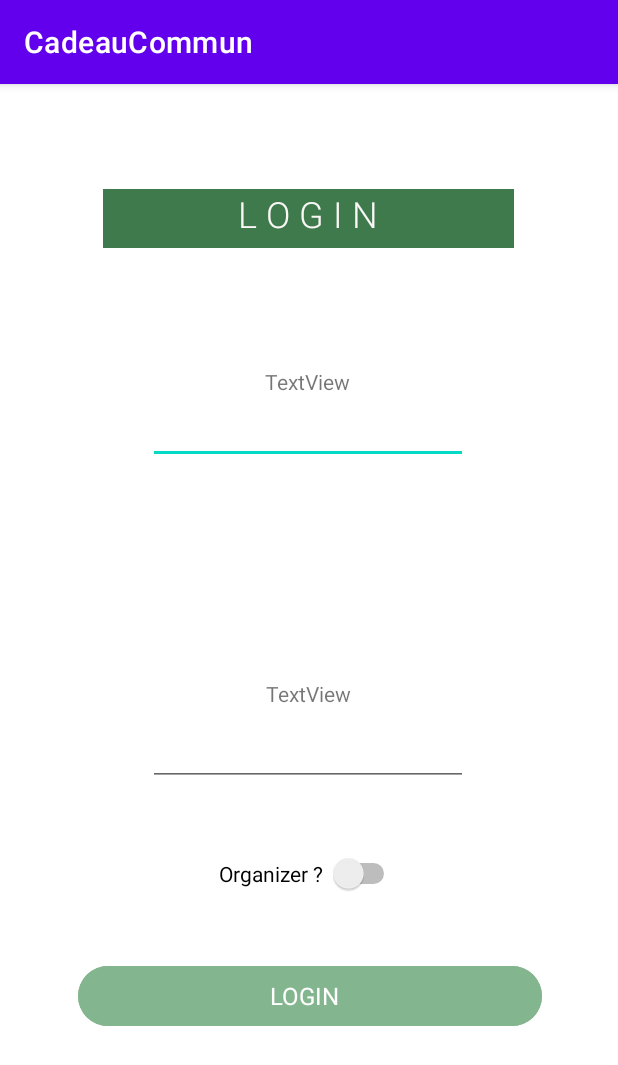
After one commit to DaydreamerBECZ/CadeauCommun, an Android app: the loginActivity screen opened directly, with no data from a screen before it, on a phone screen of 412 x 824 dp. The commit adds this screen. Shown: the top 1065 px of the screen. Run offline under Robolectric (Android 15) with nearby library versions, the phone set to English and light mode, and no system bars.

Commit message:
esti d'erreur du caliss, j'va tout casser esti

```diff
--- a/CadeauCommun/app/src/main/AndroidManifest.xml
+++ b/CadeauCommun/app/src/main/AndroidManifest.xml
@@ -10,10 +10,16 @@
         android:supportsRtl="true"
         android:theme="@style/Theme.CadeauCommun">
         <activity
+            android:name=".loginActivity"
+            android:exported="false" />
+        <activity
             android:name=".RegisterActivity"
             android:exported="false" />
         <activity
             android:name=".participantSelectionActivity"
+            android:exported="false" />
+        <activity
+            android:name=".StartUpActivity"
             android:exported="true">
             <intent-filter>
                 <action android:name="android.intent.action.MAIN" />
--- a/CadeauCommun/app/src/main/java/com/example/cadeaucommun/StartUpActivity.java
+++ b/CadeauCommun/app/src/main/java/com/example/cadeaucommun/StartUpActivity.java
@@ -19,4 +19,10 @@ public class StartUpActivity extends AppCompatActivity {
         Intent reg_intent = new Intent(this, RegisterActivity.class);
         startActivity(reg_intent);
     }
+
+    public void loginClick(View view)
+    {
+        Intent log_intent = new Intent(this, loginActivity.class);
+        startActivity(log_intent);
+    }
 }
--- /dev/null
+++ b/CadeauCommun/app/src/main/java/com/example/cadeaucommun/loginActivity.java
@@ -0,0 +1,50 @@
+package com.example.cadeaucommun;
+
+import androidx.appcompat.app.AppCompatActivity;
+
+import android.content.Intent;
+import android.os.Bundle;
+import android.view.View;
+import android.widget.EditText;
+import android.widget.Switch;
+import android.widget.Toast;
+
+public class loginActivity extends AppCompatActivity {
+
+    Switch organizerSwitch;
+    EditText userid;
+    EditText password;
+
+    //Declaring credentials here :
+    String email_user="chantal.lacroix@gmail.com";
+    String username="ChanLac46";
+    String password_user="Chantal";
+    @Override
+    protected void onCreate(Bundle savedInstanceState) {
+        super.onCreate(savedInstanceState);
+        setContentView(R.layout.activity_login);
+    }
+
+    public void loginSubmit(View view)
+    {
+        organizerSwitch = findViewById(R.id.organizerSwitch);
+        userid = findViewById(R.id.userLog);
+        password = findViewById(R.id.passLog);
+        Toast msg = null;
+        if ((email_user.equals(userid.getText())) || (username.equals(userid.getText()))) {
+            if (organizerSwitch.isChecked()) {
+                Intent orgIntent = new Intent(this, participantSelectionActivity.class);
+                startActivity(orgIntent);
+            }
+            else
+            {
+                msg = Toast.makeText(this, "ok", Toast.LENGTH_LONG);
+            }
+        }
+        else
+        {
+            msg = Toast.makeText(this, userid.getText() + " " + username + " " + password.getText(), Toast.LENGTH_LONG);
+        }
+        msg.show();
+    }
+}
--- /dev/null
+++ b/CadeauCommun/app/src/main/res/layout/activity_login.xml
@@ -0,0 +1,105 @@
+<?xml version="1.0" encoding="utf-8"?>
+<androidx.constraintlayout.widget.ConstraintLayout xmlns:android="http://schemas.android.com/apk/res/android"
+    xmlns:app="http://schemas.android.com/apk/res-auto"
+    xmlns:tools="http://schemas.android.com/tools"
+    android:layout_width="match_parent"
+    android:layout_height="match_parent"
+    tools:context=".loginActivity">
+
+    <TextView
+        android:id="@+id/textView5"
+        android:layout_width="274dp"
+        android:layout_height="39dp"
+        android:background="@color/title"
+        android:backgroundTint="@color/title"
+        android:fontFamily="sans-serif-light"
+        android:text="L O G I N"
+        android:textAlignment="center"
+        android:textColor="#FBF7F7"
+        android:textSize="24sp"
+        app:layout_constraintBottom_toBottomOf="parent"
+        app:layout_constraintEnd_toEndOf="parent"
+        app:layout_constraintHorizontal_bias="0.498"
+        app:layout_constraintStart_toStartOf="parent"
+        app:layout_constraintTop_toTopOf="parent"
+        app:layout_constraintVertical_bias="0.096" />
+
+    <Switch
+        android:id="@+id/organizerSwitch"
+        android:layout_width="wrap_content"
+        android:layout_height="wrap_content"
+        android:text="Organizer ? "
+        app:layout_constraintBottom_toBottomOf="parent"
+        app:layout_constraintEnd_toEndOf="@+id/passLog"
+        app:layout_constraintHorizontal_bias="0.511"
+        app:layout_constraintStart_toStartOf="@+id/passLog"
+        app:layout_constraintTop_toBottomOf="@+id/passLog"
+        app:layout_constraintVertical_bias="0.165" />
+
+    <TextView
+        android:id="@+id/textView9"
+        android:layout_width="wrap_content"
+        android:layout_height="wrap_content"
+        android:text="TextView"
+        app:layout_constraintBottom_toTopOf="@+id/userLog"
+        app:layout_constraintEnd_toEndOf="@+id/textView5"
+        app:layout_constraintHorizontal_bias="0.497"
+        app:layout_constraintStart_toStartOf="@+id/textView5"
+        app:layout_constraintTop_toBottomOf="@+id/textView5"
+        app:layout_constraintVertical_bias="1.0" />
+
+    <EditText
+        android:id="@+id/userLog"
+        android:layout_width="wrap_content"
+        android:layout_height="wrap_content"
+        android:ems="10"
+        android:inputType="textPersonName"
+        app:layout_constraintBottom_toBottomOf="parent"
+        app:layout_constraintEnd_toEndOf="@+id/textView5"
+        app:layout_constraintHorizontal_bias="0.492"
+        app:layout_constraintStart_toStartOf="@+id/textView5"
+        app:layout_constraintTop_toTopOf="parent"
+        app:layout_constraintVertical_bias="0.288" />
+
+    <EditText
+        android:id="@+id/passLog"
+        android:layout_width="wrap_content"
+        android:layout_height="wrap_content"
+        android:layout_marginBottom="300dp"
+        android:ems="10"
+        android:inputType="textPassword"
+        app:layout_constraintBottom_toBottomOf="parent"
+        app:layout_constraintEnd_toEndOf="@+id/userLog"
+        app:layout_constraintHorizontal_bias="1.0"
+        app:layout_constraintStart_toStartOf="@+id/userLog"
+        app:layout_constraintTop_toBottomOf="@+id/userLog"
+        app:layout_constraintVertical_bias="1.0" />
+
+    <TextView
+        android:id="@+id/textView10"
+        android:layout_width="wrap_content"
+        android:layout_height="wrap_content"
+        android:text="TextView"
+        app:layout_constraintBottom_toBottomOf="@+id/passLog"
+        app:layout_constraintEnd_toEndOf="@+id/userLog"
+        app:layout_constraintStart_toStartOf="@+id/userLog"
+        app:layout_constraintTop_toBottomOf="@+id/userLog"
+        app:layout_constraintVertical_bias="0.733" />
+
+    <Button
+        android:id="@+id/LoginButton"
+        style="@style/Widget.Material3.Button.Icon"
+        android:layout_width="309dp"
+        android:layout_height="48dp"
+        android:layout_marginBottom="136dp"
+        android:backgroundTint="@color/subtitle"
+        android:onClick="loginSubmit"
+        android:text="@string/loginButtonText"
+        android:textSize="16sp"
+        app:layout_constraintBottom_toBottomOf="parent"
+        app:layout_constraintEnd_toEndOf="@+id/organizerSwitch"
+        app:layout_constraintStart_toStartOf="@+id/organizerSwitch"
+        app:layout_constraintTop_toBottomOf="@+id/organizerSwitch"
+        app:layout_constraintVertical_bias="1.0"
+        tools:ignore="TextContrastCheck" />
+</androidx.constraintlayout.widget.ConstraintLayout>
```
Also changed, not shown: CadeauCommun/app/src/main/res/layout/activity_register.xml (+14 -0 lines), CadeauCommun/app/src/main/res/layout/startup_activity.xml (+9 -8 lines), 143 other files.
